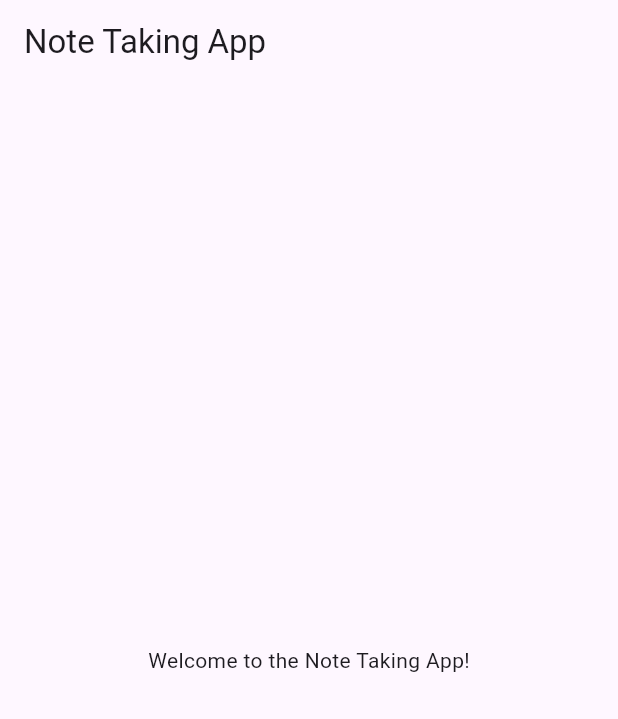
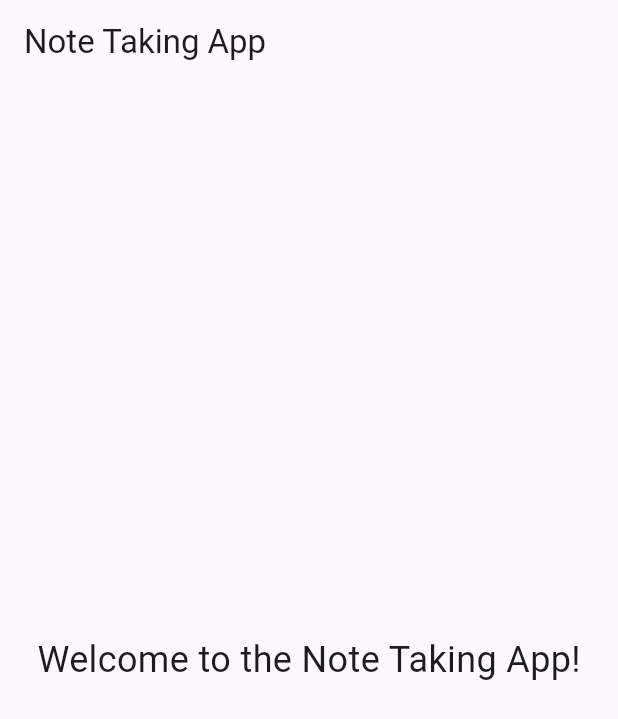
Before and after one commit to anas3654/notes_app, a Flutter app: the screen it shows after launch, on a phone screen of 412 x 824 dp. Shown: the top 719 px of the screen. Run offline on Flutter 3.47's test engine with Material 3 defaults, Android fonts, the phone set to English and light mode, and no system bars.

Commit message:
create notes app

```diff
--- a/lib/main.dart
+++ b/lib/main.dart
@@ -19,7 +19,7 @@ class NoteApp extends StatelessWidget {
           title: Text('Note Taking App'),
         ),
         body: Center(
-          child: Text('Welcome to the Note Taking App!'),
+          child: Text('Welcome to the Note Taking App!', style: TextStyle(fontSize: 24)),
         ),
       ),
     );
```
